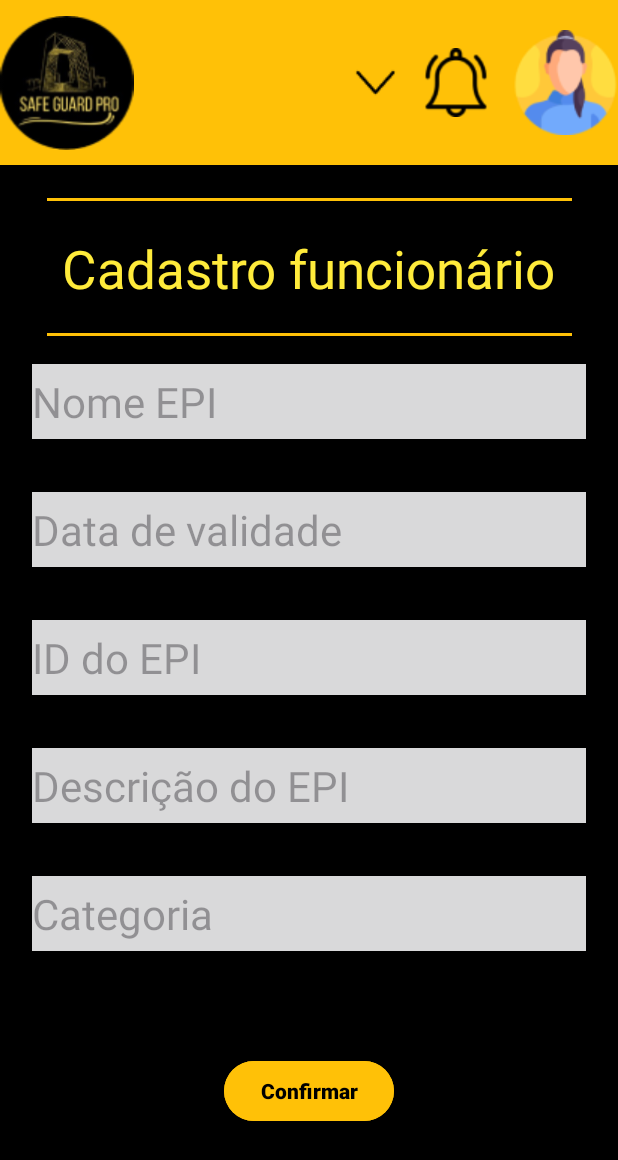
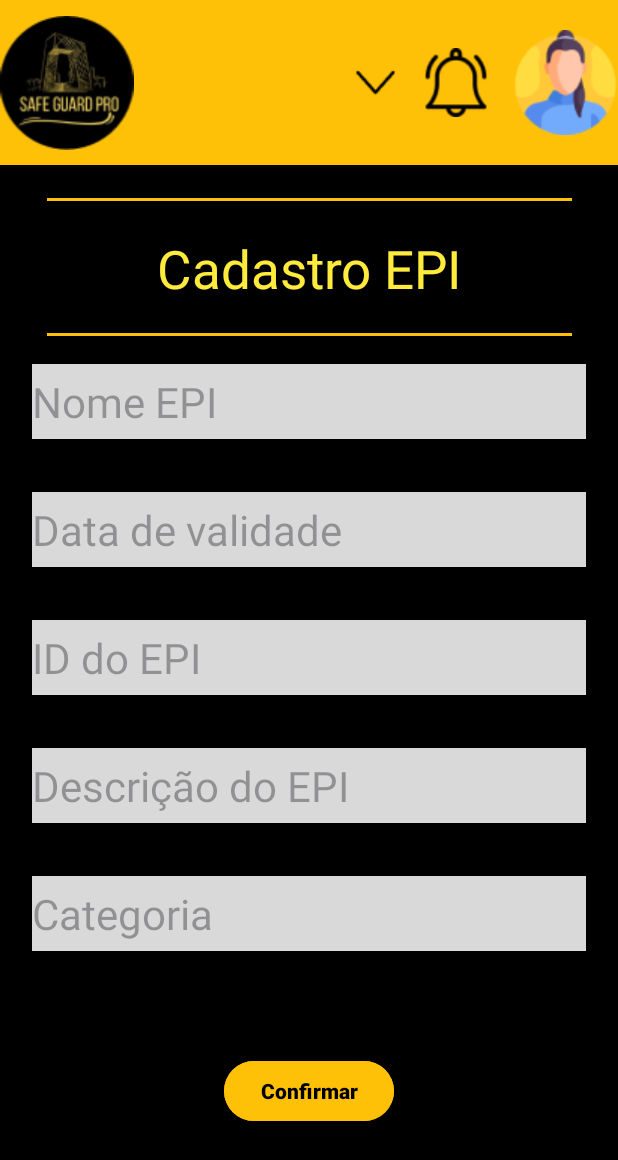
Before and after one commit to xxlabosxx/SafeGuardPro, an Android app: the layout cadastro_epi.xml on its own in the app's theme, with its tools: preview values and no code run, on a phone screen of 412 x 824 dp. Shown: the top 1160 px of the screen. Run offline under Robolectric (Android 15) with nearby library versions, the phone set to English and light mode, and no system bars.

```diff
--- a/app/src/main/res/layout/cadastro_epi.xml
+++ b/app/src/main/res/layout/cadastro_epi.xml
@@ -56,7 +56,7 @@
         android:layout_width="wrap_content"
         android:layout_height="wrap_content"
         android:layout_marginTop="45dp"
-        android:text="Cadastro funcionário"
+        android:text="Cadastro EPI"
         android:textColor="#FFEB3B"
         android:textSize="35sp"
         app:layout_constraintEnd_toEndOf="parent"
```
